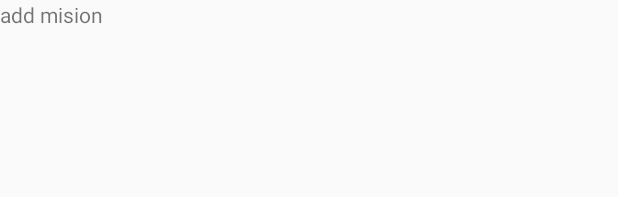
After one commit to YuMin29/pomodoro, an Android app: the layout fragment_add_mission.xml on its own in the app's theme, with its tools: preview values and no code run, on a phone screen of 412 x 824 dp. The commit adds this screen. Shown: the top 197 px of the screen. Run offline under Robolectric (Android 15) with nearby library versions, the phone set to English and light mode, and no system bars.

Commit message:
1.change fab button icon 2.add new missiom fragment when clicked fab

```diff
--- a/app/src/main/java/com/yumin/pomodoro/ui/home/HomeViewModel.java
+++ b/app/src/main/java/com/yumin/pomodoro/ui/home/HomeViewModel.java
@@ -43,11 +43,6 @@ public class HomeViewModel extends ViewModel {
         // Do an asynchronous operation to fetch missions.
         // Define default mission items in here.
         List<Mission> defaultMission = new ArrayList<>();
-        defaultMission.add(new Mission("test1", Mission.Type.DEFAULT,10));
-        defaultMission.add(new Mission("test2", Mission.Type.DEFAULT,10));
-        defaultMission.add(new Mission("test3", Mission.Type.DEFAULT,10));
-        defaultMission.add(new Mission("test4", Mission.Type.DEFAULT,10));
-        defaultMission.add(new Mission("test5", Mission.Type.DEFAULT,10));
         mMissions.setValue(defaultMission);
         mIsLoading.setValue(false);
     }
--- a/app/src/main/res/layout/app_bar_main.xml
+++ b/app/src/main/res/layout/app_bar_main.xml
@@ -28,6 +28,6 @@
         android:layout_height="wrap_content"
         android:layout_gravity="bottom|end"
         android:layout_margin="@dimen/fab_margin"
-        app:srcCompat="@android:drawable/ic_dialog_email" />
+        app:srcCompat="@drawable/add_black_48dp" />
 
 </androidx.coordinatorlayout.widget.CoordinatorLayout>
--- /dev/null
+++ b/app/src/main/res/layout/fragment_add_mission.xml
@@ -0,0 +1,12 @@
+<?xml version="1.0" encoding="utf-8"?>
+<LinearLayout xmlns:android="http://schemas.android.com/apk/res/android"
+    xmlns:tools="http://schemas.android.com/tools"
+    android:layout_width="match_parent"
+    android:layout_height="match_parent">
+
+    <TextView
+        android:id="@+id/textView2"
+        android:layout_width="wrap_content"
+        android:layout_height="wrap_content"
+        android:text="add mision" />
+</LinearLayout>
```
Also changed, not shown: app/src/main/java/com/yumin/pomodoro/MainActivity.java (+12 -2 lines), app/src/main/java/com/yumin/pomodoro/data/Mission.java (+9 -1 lines), app/src/main/java/com/yumin/pomodoro/ui/home/AddMissionFragment.java (added, +31 -0 lines), app/src/main/java/com/yumin/pomodoro/ui/home/MissionAdapter.java (+3 -8 lines), app/src/main/res/drawable/add_black_48dp.png (added).
